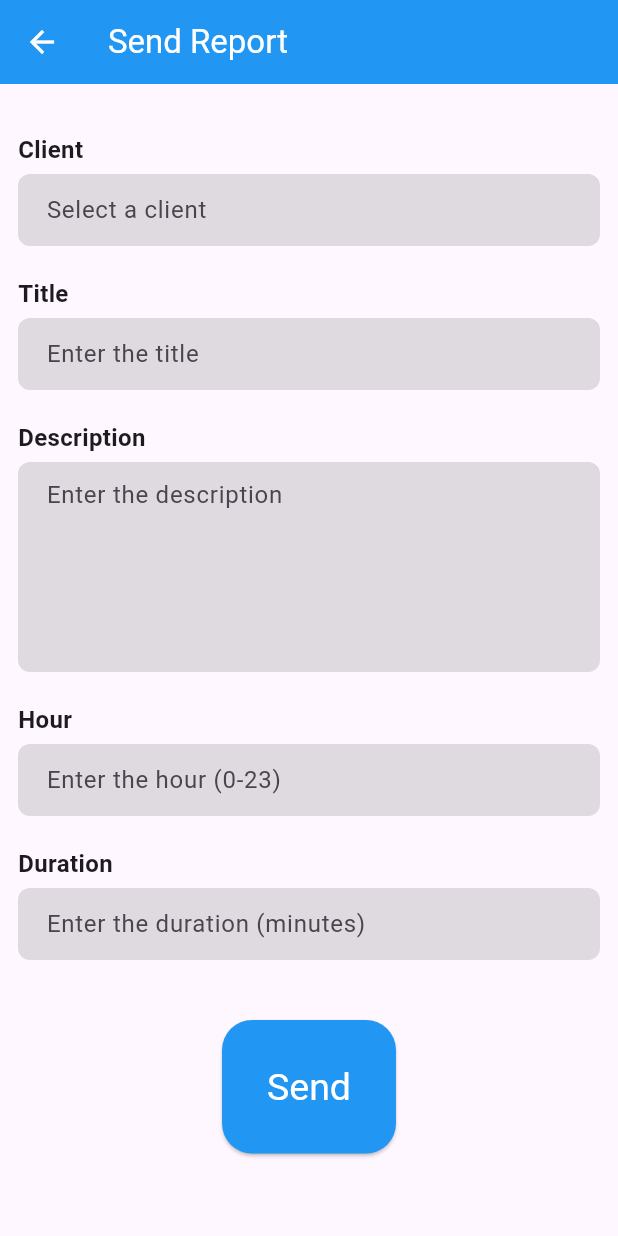
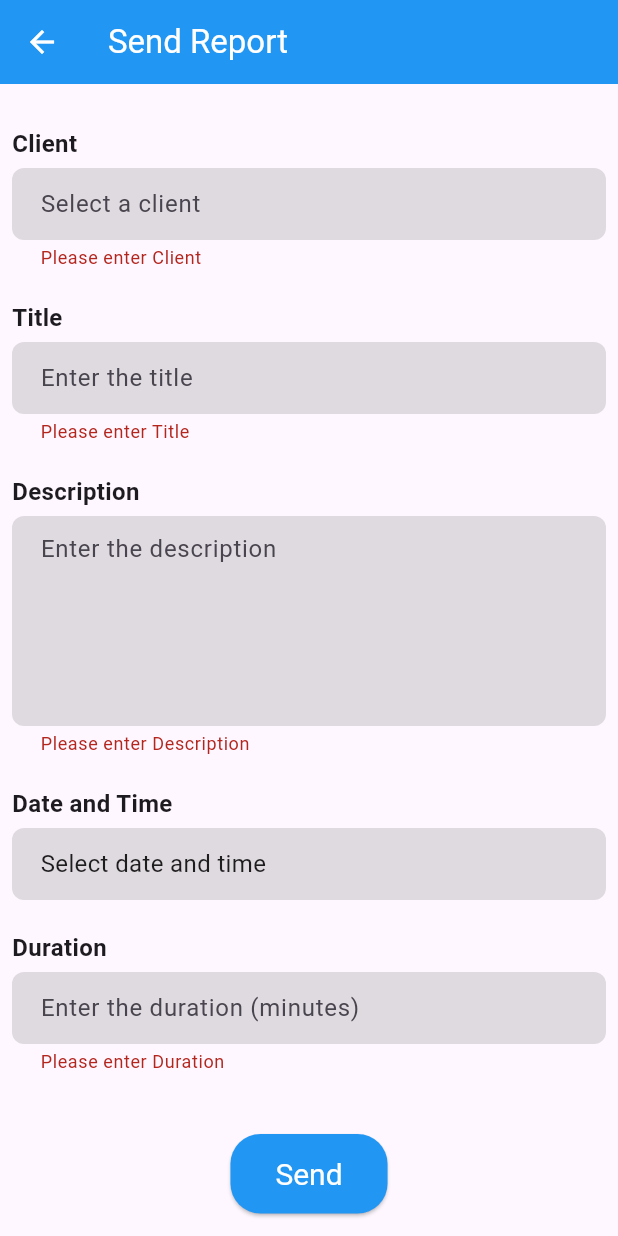
Before and after one commit to Dahenzl/Proyecto-Aplicacion-Soporte, a Flutter app: the SendReports screen opened directly, after a tap on "Send", on a phone screen of 412 x 824 dp. Run offline on Flutter 3.47's test engine with Material 3 defaults, Android fonts, the light colour scheme and no system bars; our stand-ins replace flutter_rating_bar, get, loggy; missing offline and left inert: drop_down_list; network calls fail.

Commit message:
date field changed

```diff
--- a/lib/data/datasources/remote/support_user_datasource.dart
+++ b/lib/data/datasources/remote/support_user_datasource.dart
@@ -106,7 +106,6 @@ class SupportUserDataSource implements ISupportUserDataSource {
   Future<bool> updateSupportUser(SupportUser supportUser) async {
     logInfo("Web service: Updating support user...");
 
-
     final user = await getSupportUserById(supportUser.id);
 
     if (user.email != supportUser.email) {
--- a/lib/main.dart
+++ b/lib/main.dart
@@ -28,6 +28,7 @@ import 'domain/use_case/report_usecase.dart';
 import 'data/datasources/remote/support_user_datasource.dart';
 import 'data/repositories/support_user_repository.dart';
 import 'domain/use_case/support_user_usecase.dart';
+import 'ui/pages/support/reports/report_work.dart';
 
 void main() {
   Loggy.initLoggy(
@@ -70,7 +71,7 @@ class MyApp extends StatelessWidget {
       theme: ThemeData(
         primarySwatch: Colors.blue,
       ),
-      home: const LoginPage(),
+      home: const SendReports(),
     );
   }
 }
--- a/lib/ui/controller/support_controller.dart
+++ b/lib/ui/controller/support_controller.dart
@@ -1,63 +1,53 @@
-import 'package:flutter/material.dart';
-import 'package:drop_down_list/model/selected_list_item.dart';
+import 'package:get/get.dart';
+import 'package:loggy/loggy.dart';
+import '../../domain/models/client.dart';
+import '../../domain/models/report.dart';
+import '../../domain/use_case/client_usecase.dart';
+import '../../domain/use_case/report_usecase.dart';
 
-class SupportController {
-  final List<SelectedListItem> listOfUsers = [
-    SelectedListItem(value: "1", name: 'John'),
-    SelectedListItem(value: "2", name: 'Alice'),
-    SelectedListItem(value: "3", name: 'Bob'),
-    SelectedListItem(value: "4", name: 'Emma'),
-    SelectedListItem(value: "5", name: 'Michael'),
-    SelectedListItem(value: "6", name: 'Sophia'),
-    SelectedListItem(value: "7", name: 'William'),
-    SelectedListItem(value: "8", name: 'Olivia'),
-    SelectedListItem(value: "9", name: 'James'),
-    SelectedListItem(value: "10", name: 'Emily'),
-  ];
+class SupportController extends GetxController {
+  final RxList<Client> clients = <Client>[].obs;
+  final ClientUseCase clientUseCase = Get.find();
+  final ReportUseCase reportUseCase = Get.find();
 
-  final TextEditingController userController = TextEditingController();
-  final TextEditingController descriptionController = TextEditingController();
-  final TextEditingController hourController = TextEditingController();
-  final TextEditingController timeLapseController = TextEditingController();
-  final TextEditingController titleController = TextEditingController();
-
-  String? errorMessage;
-
-  void dispose() {
-    userController.dispose();
-    descriptionController.dispose();
-    hourController.dispose();
-    timeLapseController.dispose();
-    titleController.dispose();
+  @override
+  void onInit() {
+    super.onInit();
+    fetchClients();
   }
 
-  bool validate() {
-    if (userController.text.isEmpty ||
-        descriptionController.text.isEmpty ||
-        hourController.text.isEmpty ||
-        timeLapseController.text.isEmpty ||
-        titleController.text.isEmpty) {
-      errorMessage = 'Please fill in all fields';
-      return false;
+  Future<void> fetchClients() async {
+    logInfo("Fetching clients");
+    try {
+      clients.value = await clientUseCase.getClients();
+    } catch (e) {
+      logError('Failed to fetch clients: $e');
     }
-
-    final hour = int.tryParse(hourController.text);
-    if (hour == null || hour < 0 || hour > 23) {
-      errorMessage = 'Hour must be between 0 and 23';
-      return false;
-    }
-
-    final timeLapse = int.tryParse(timeLapseController.text);
-    if (timeLapse == null || timeLapse <= 0) {
-      errorMessage = 'Duration must be a positive integer';
-      return false;
-    }
-
-    errorMessage = null;
-    return true;
   }
 
-  void submitData() {
-    print('Data submitted successfully!');
+  Future<void> createReport({
+    required String title,
+    required String description,
+    required int startTime,
+    required int duration,
+    required int userId,
+    required int supportId,
+  }) async {
+    logInfo("Creating report");
+    int newId = 0; // Assuming ID is generated by the server
+    try {
+      await reportUseCase.addReport(Report(
+        id: newId,
+        title: title,
+        description: description,
+        startTime: startTime,
+        duration: duration,
+        userId: userId,
+        supportId: supportId,
+      ));
+      logInfo("Report created successfully");
+    } catch (e) {
+      logError('Failed to create report: $e');
+    }
   }
 }
--- a/lib/ui/pages/support/reports/report_work.dart
+++ b/lib/ui/pages/support/reports/report_work.dart
@@ -14,85 +14,140 @@ class SendReports extends StatefulWidget {
 class _SendReportsState extends State<SendReports> {
   final SupportController _controller = SupportController();
 
+  final TextEditingController userController = TextEditingController();
+  final TextEditingController titleController = TextEditingController();
+  final TextEditingController descriptionController = TextEditingController();
+  final TextEditingController hourController = TextEditingController();
+  final TextEditingController timeLapseController = TextEditingController();
+  String? errorMessage;
+
+  final _formKey = GlobalKey<FormState>();
+  DateTime? _selectedDateTime;
+  bool _isLoading = true;
+
+  @override
+  void initState() {
+    super.initState();
+    fetchClients();
+  }
+
+  Future<void> fetchClients() async {
+    await _controller.fetchClients();
+    setState(() {
+      _isLoading = false;
+    });
+  }
+
   @override
   void dispose() {
     _controller.dispose();
     super.dispose();
   }
 
+  Future<void> _selectDateTime(BuildContext context) async {
+    final DateTime? pickedDate = await showDatePicker(
+      context: context,
+      initialDate: DateTime.now(),
+      firstDate: DateTime(2000),
+      lastDate: DateTime(2101),
+    );
+    if (pickedDate != null) {
+      final TimeOfDay? pickedTime = await showTimePicker(
+        context: context,
+        initialTime: TimeOfDay.now(),
+      );
+      if (pickedTime != null) {
+        setState(() {
+          _selectedDateTime = DateTime(
+            pickedDate.year,
+            pickedDate.month,
+            pickedDate.day,
+            pickedTime.hour,
+            pickedTime.minute,
+          );
+        });
+      }
+    }
+  }
+
   @override
   Widget build(BuildContext context) {
     return Scaffold(
       appBar: AppBar(
-        title: const Text("Send Report"),
+        title: const Text('Send Report'),
         backgroundColor: Colors.blue,
         foregroundColor: Colors.white,
       ),
-      body: SingleChildScrollView(
+      body: _isLoading
+          ? Center(child: CircularProgressIndicator())
+          : SingleChildScrollView(
               child: Padding(
-          padding: const EdgeInsets.all(12.0),
+                padding: const EdgeInsets.all(8.0),
+                child: Form(
+                  key: _formKey,
                   child: Column(
                     crossAxisAlignment: CrossAxisAlignment.start,
                     children: [
                       const SizedBox(height: 20.0),
-              _buildTextField('Client', 'Select a client',
-                  _controller.userController, true),
+                      _buildTextField('Client', 'Select a client', userController, true),
                       const SizedBox(height: 20.0),
-              _buildTextField('Title', 'Enter the title',
-                  _controller.titleController, false),
+                      _buildTextField('Title', 'Enter the title', titleController, false),
                       const SizedBox(height: 20.0),
-              _buildTextField('Description', 'Enter the description',
-                  _controller.descriptionController, false,
-                  maxLines: 5),
+                      _buildTextField('Description', 'Enter the description', descriptionController, false, maxLines: 5),
                       const SizedBox(height: 20.0),
-              _buildTextField('Hour', 'Enter the hour (0-23)',
-                  _controller.hourController, false),
+                      _buildDateTimeField(),
                       const SizedBox(height: 20.0),
-              _buildTextField('Duration', 'Enter the duration (minutes)',
-                  _controller.timeLapseController, false),
+                      _buildTextField('Duration', 'Enter the duration (minutes)', timeLapseController, false),
                       const SizedBox(height: 20.0),
-              if (_controller.errorMessage != null)
+                      if (errorMessage != null)
                         Text(
-                  _controller.errorMessage!,
-                  style: TextStyle(color: Colors.red),
+                          errorMessage!,
+                          style: const TextStyle(color: Colors.red),
                         ),
                       const SizedBox(height: 20.0),
                       Center(
                         child: ElevatedButton(
                           onPressed: () {
-                    if (_controller.validate()) {
-                      _controller.submitData();
+                            if (_formKey.currentState!.validate()) {
+                              _controller.createReport(
+                                title: titleController.text,
+                                description: descriptionController.text,
+                                startTime: _selectedDateTime!.millisecondsSinceEpoch,
+                                duration: int.parse(timeLapseController.text),
+                                userId: int.parse(userController.text),
+                                supportId: 1, // Assuming current support user ID is 1
+                              );
                               Get.back();
                             }
                           },
-                  child: Text('Send'),
                           style: ElevatedButton.styleFrom(
                             backgroundColor: Colors.blue,
                             foregroundColor: Colors.white,
                             shape: RoundedRectangleBorder(
-                        borderRadius: BorderRadius.circular(20)),
-                    padding: const EdgeInsets.symmetric(
-                        horizontal: 30, vertical: 30),
-                    textStyle: const TextStyle(fontSize: 25),
+                              borderRadius: BorderRadius.circular(20),
+                            ),
+                            padding: const EdgeInsets.symmetric(horizontal: 30, vertical: 15),
+                            textStyle: const TextStyle(fontSize: 20),
+                          ),
+                          child: const Text('Send'),
                         ),
                       ),
+
+                    ],
                   ),
-            ],
                 ),
               ),
             ),
     );
   }
 
-  Widget _buildTextField(String title, String hint,
-      TextEditingController controller, bool isDropDown,
-      {int maxLines = 1}) {
+  Widget _buildTextField(String title, String hint, TextEditingController controller, bool isDropDown, {int maxLines = 1}) {
     return Column(
       crossAxisAlignment: CrossAxisAlignment.start,
       children: [
         Text(
           title,
-          style: TextStyle(
+          style: const TextStyle(
             fontWeight: FontWeight.bold,
             fontSize: 16,
           ),
@@ -103,21 +158,67 @@ class _SendReportsState extends State<SendReports> {
           cursorColor: Colors.black,
           readOnly: isDropDown,
           onTap: isDropDown ? _onTextFieldTap : null,
-          keyboardType: TextInputType.number,
+          keyboardType: isDropDown ? TextInputType.text : TextInputType.number,
           maxLines: maxLines,
           decoration: InputDecoration(
             filled: true,
             fillColor: Colors.black12,
-            contentPadding: const EdgeInsets.symmetric(
-                vertical: 10.0, horizontal: 15.0), // Adjust padding here
+            contentPadding: const EdgeInsets.symmetric(vertical: 10.0, horizontal: 15.0),
             hintText: hint,
             border: const OutlineInputBorder(
-              borderSide: BorderSide(
-                width: 0,
-                style: BorderStyle.none,
+              borderSide: BorderSide.none,
+              borderRadius: BorderRadius.all(Radius.circular(8.0)),
             ),
-              borderRadius: BorderRadius.all(
-                Radius.circular(8.0),
+          ),
+          validator: (value) {
+            if (value == null || value.isEmpty) {
+              return 'Please enter $title';
+            }
+            if (title == 'Duration') {
+              if (int.tryParse(value) == null) {
+                return 'Please enter a valid number';
+              }
+            }
+            return null;
+          },
+        ),
+      ],
+    );
+  }
+
+  Widget _buildDateTimeField() {
+    return Column(
+      crossAxisAlignment: CrossAxisAlignment.start,
+      children: [
+        const Text(
+          'Date and Time',
+          style: TextStyle(
+            fontWeight: FontWeight.bold,
+            fontSize: 16,
+          ),
+        ),
+        const SizedBox(height: 5.0),
+        InkWell(
+          onTap: () => _selectDateTime(context),
+          child: InputDecorator(
+            decoration: const InputDecoration(
+              filled: true,
+              fillColor: Colors.black12,
+              contentPadding: EdgeInsets.symmetric(vertical: 10.0, horizontal: 15.0),
+              border: OutlineInputBorder(
+                borderSide: BorderSide.none,
+                borderRadius: BorderRadius.all(Radius.circular(8.0)),
+              ),
+            ),
+            child: Text(
+              _selectedDateTime == null
+                  ? 'Select date and time'
+                  : '${_selectedDateTime!.toLocal()}'.split(' ')[0] +
+                      ' ' +
+                      '${_selectedDateTime!.hour.toString().padLeft(2, '0')}:${_selectedDateTime!.minute.toString().padLeft(2, '0')}',
+              style: const TextStyle(
+                fontSize: 16,
+                color: Colors.black87,
               ),
             ),
           ),
@@ -127,6 +228,9 @@ class _SendReportsState extends State<SendReports> {
   }
 
   void _onTextFieldTap() {
+  if (_controller.clients.isEmpty) {
+    _controller.fetchClients();
+  }
   DropDownState(
     DropDown(
       isDismissible: true,
@@ -144,15 +248,19 @@ class _SendReportsState extends State<SendReports> {
           fontWeight: FontWeight.bold,
         ),
       ),
-        data: _controller.listOfUsers,
+      data: _controller.clients.map((client) {
+        return SelectedListItem(value: client.id.toString(), name: client.id.toString());
+      }).toList(),
       selectedItems: (List<dynamic> selectedList) {
         if (selectedList.isNotEmpty && selectedList[0] is SelectedListItem) {
           final SelectedListItem selectedItem = selectedList[0];
-            _controller.userController.text = selectedItem.name;
+          userController.text = selectedItem.name;
         }
       },
       enableMultipleSelection: false,
     ),
   ).showModal(context);
 }
+
+
 }
```
Also changed, not shown: pubspec.lock. Lines whose indentation alone changed are shown as unchanged.
